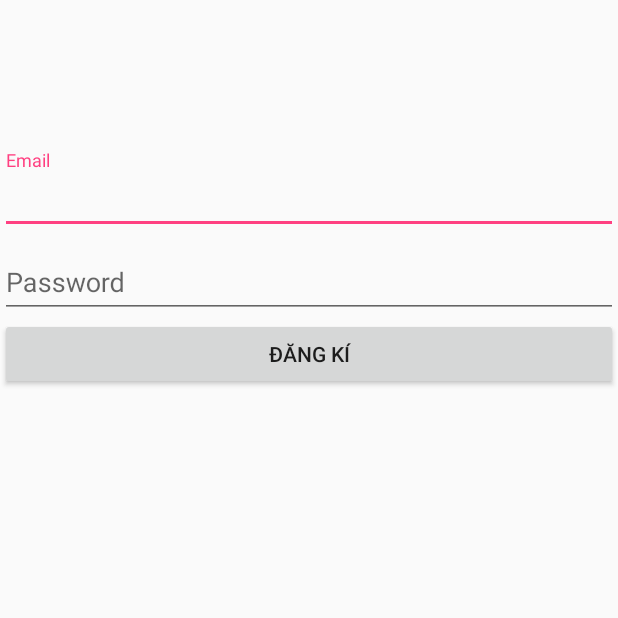
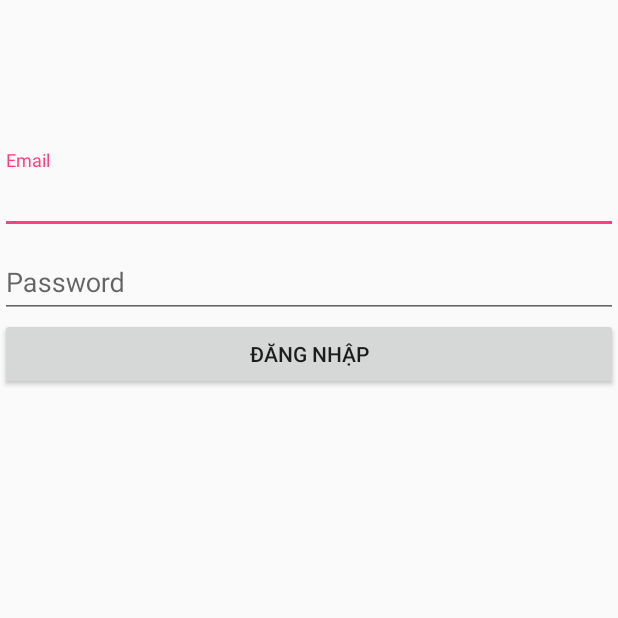
Before and after one commit to 4nmt/Chatter, an Android app: the LoginActivity screen opened directly, with no data from a screen before it, on a phone screen of 412 x 824 dp, the part 618-1236 px from its top. Run offline under Robolectric (Android 15) with nearby library versions, the phone set to English and light mode, and no system bars; our stand-ins replace Firebase (no records; nobody signed in at launch, a user with empty details on screens opened directly).

Commit message:
update 3

```diff
--- a/app/src/main/res/layout/activity_login.xml
+++ b/app/src/main/res/layout/activity_login.xml
@@ -51,7 +51,7 @@
             android:id="@+id/btnLogin"
             android:layout_width="match_parent"
             android:layout_height="wrap_content"
-            android:text="Đăng kí" />
+            android:text="Đăng nhập" />
 
 
     </LinearLayout>
--- a/build.gradle
+++ b/build.gradle
@@ -12,7 +12,7 @@ buildscript {
 
         // NOTE: Do not place your application dependencies here; they belong
         // in the individual module build.gradle files
-        classpath 'com.google.gms:google-services:3.1.0'
+        classpath 'com.google.gms:google-services:3.1.1'
     }
 }
 
```
